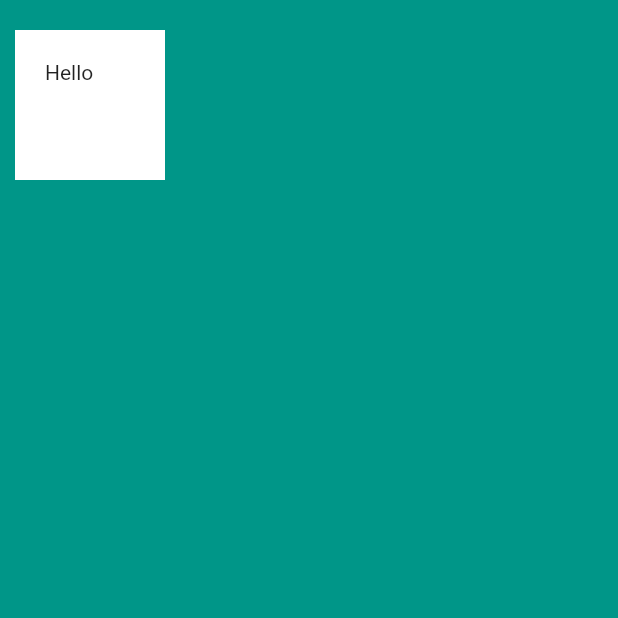
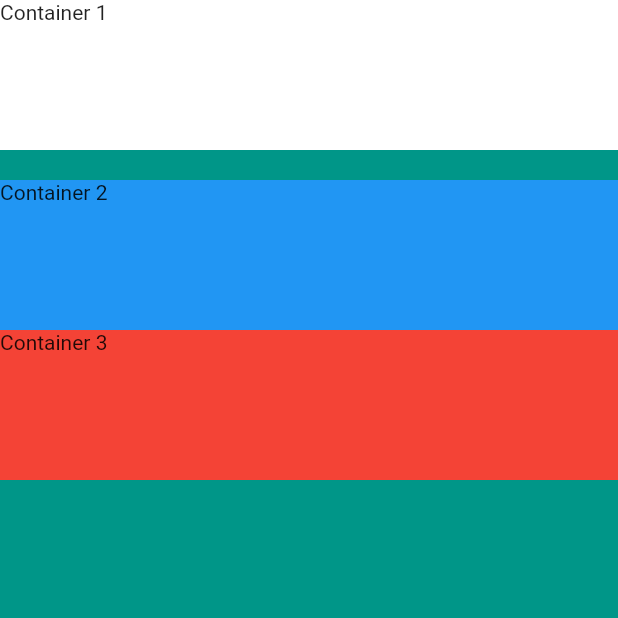
Before and after one commit to Hyeon1445/flutter-mi-card, a Flutter app: the screen it shows after launch, on a phone screen of 412 x 824 dp, the top half of it. Run offline on Flutter 3.47's test engine with Material 2 defaults, Android fonts, the phone set to English and light mode, and no system bars.

Commit message:
42.How to use Column & Row Widgets for Layout

```diff
--- a/lib/main.dart
+++ b/lib/main.dart
@@ -1,3 +1,4 @@
+import 'package:flutter/cupertino.dart';
 import 'package:flutter/material.dart';
 
 void main() {
@@ -11,13 +12,28 @@ class MyApp extends StatelessWidget {
       home: Scaffold(
         backgroundColor: Colors.teal,
         body: SafeArea(
-          child: Container(
-            height: 100.0,
-            width: 100.0,
-            margin: EdgeInsets.fromLTRB(10.0, 20.0, 30.0, 40.0),
-            padding: EdgeInsets.all(20.0),
-            color: Colors.white,
-            child: Text('Hello'),
+          child: Column(
+            crossAxisAlignment: CrossAxisAlignment.stretch,
+            children: <Widget>[
+              Container(
+                height: 100.0,
+                color: Colors.white,
+                child: Text('Container 1'),
+              ),
+              SizedBox(
+                height: 20.0,
+              ),
+              Container(
+                height: 100.0,
+                color: Colors.blue,
+                child: Text('Container 2'),
+              ),
+              Container(
+                height: 100.0,
+                color: Colors.red,
+                child: Text('Container 3'),
+              ),
+            ],
           ),
         ),
       ),
```
